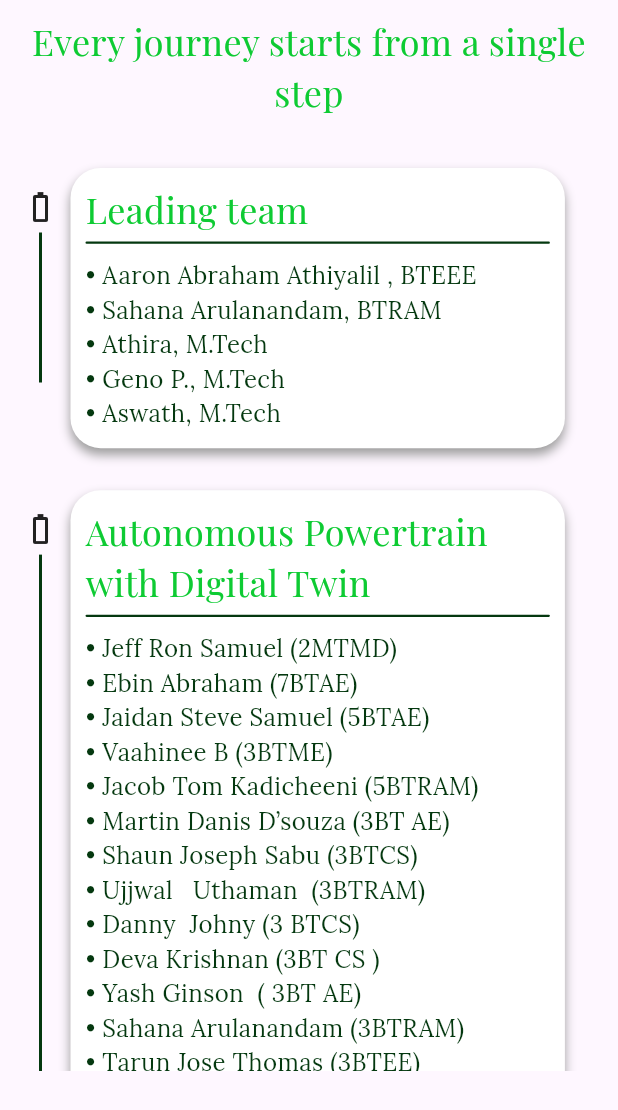
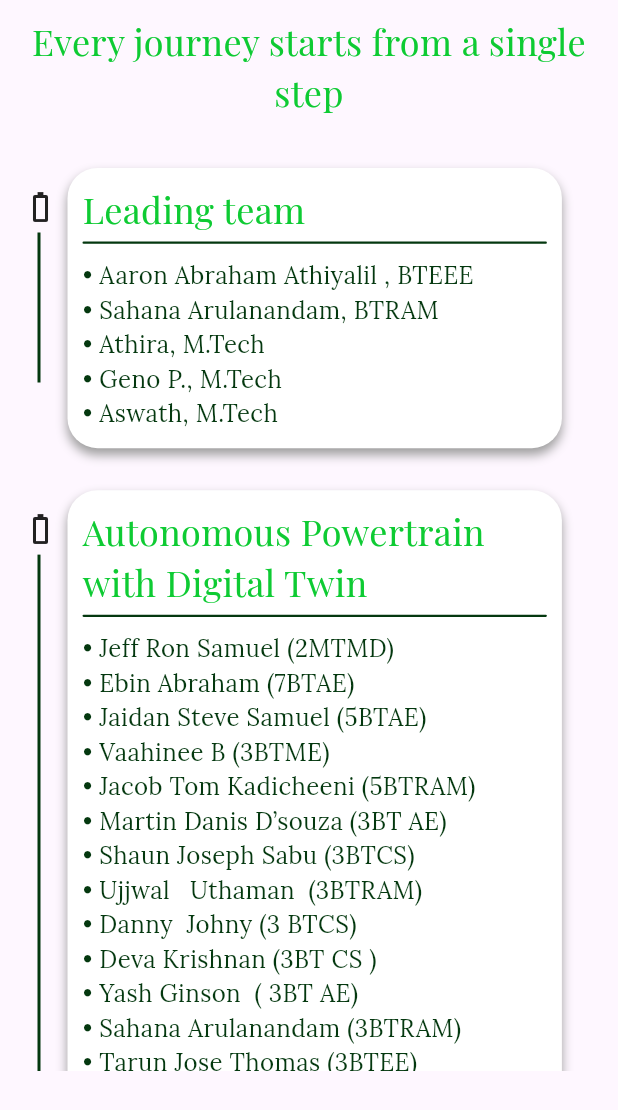
Before and after one commit to Sudharsshan/Emobility-Centre, a Flutter app: the TeamsPageTiles widget shown alone on an empty page, opened directly, on a phone screen of 412 x 824 dp. Shown: the top 1110 px of the screen. Run offline on Flutter 3.47's test engine with Material 3 defaults, Android fonts, the phone set to English and light mode, and no system bars; our stand-ins replace carousel_slider, datetime_picker_formfield, google_fonts, google_nav_bar, hidden_drawer_menu, lottie and 1 more; accounts and stored records are empty; project files that could hold a hidden picture were left out.

Commit message:
optimized teams page for smaller UI

```diff
--- a/lib/pages/teamsPage_components/teams_page_tiles.dart
+++ b/lib/pages/teamsPage_components/teams_page_tiles.dart
@@ -10,7 +10,8 @@ class TeamsPageTiles extends StatefulWidget {
   TeamsPageTilesState createState() => TeamsPageTilesState();
 }
 
-class TeamsPageTilesState extends State<TeamsPageTiles> with SingleTickerProviderStateMixin {
+class TeamsPageTilesState extends State<TeamsPageTiles>
+    with SingleTickerProviderStateMixin {
   late AnimationController _controller;
   late Animation<double> _fadeAnimation;
 
@@ -142,7 +143,9 @@ class TeamsPageTilesState extends State<TeamsPageTiles> with SingleTickerProvide
       mainAxisAlignment: MainAxisAlignment.start,
       children: [
         // Icon and vertical line design
-        Column(
+        SizedBox(
+          width: 22,
+          child: Column(
             children: [
               const SizedBox(height: 28),
               const Icon(Icons.battery_0_bar),
@@ -153,6 +156,7 @@ class TeamsPageTilesState extends State<TeamsPageTiles> with SingleTickerProvide
                 color: secondaryColor,
               ),
             ],
+          ),
         ),
 
         // Team members tiles with updated styling and minimal design
@@ -196,7 +200,8 @@ class TeamsPageTilesState extends State<TeamsPageTiles> with SingleTickerProvide
                   physics: const NeverScrollableScrollPhysics(),
                   itemCount: memberCount,
                   itemBuilder: (context, index) {
-                    return Text('• ${members[memberIndex + index]}', style: contextStyle);
+                    return Text('• ${members[memberIndex + index]}',
+                        style: contextStyle);
                   },
                 ),
               ),
```
Also changed, not shown: lib/pages/projectsPage_components/project_tile.dart (+4 -6 lines). Lines whose indentation alone changed are shown as unchanged.
